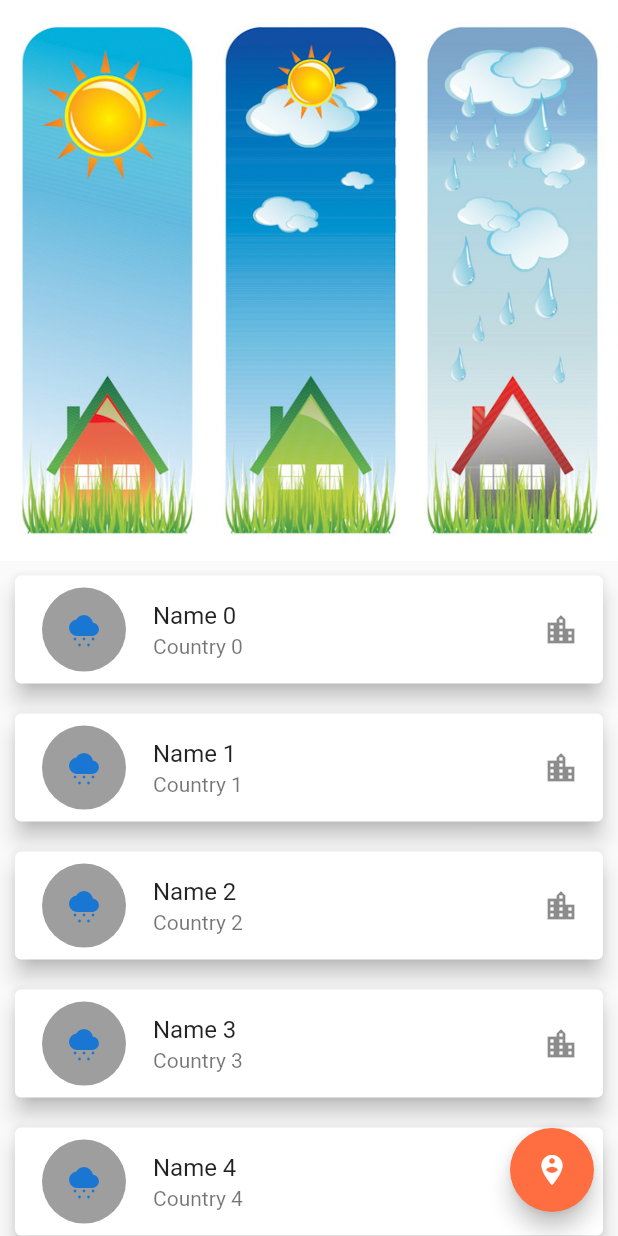
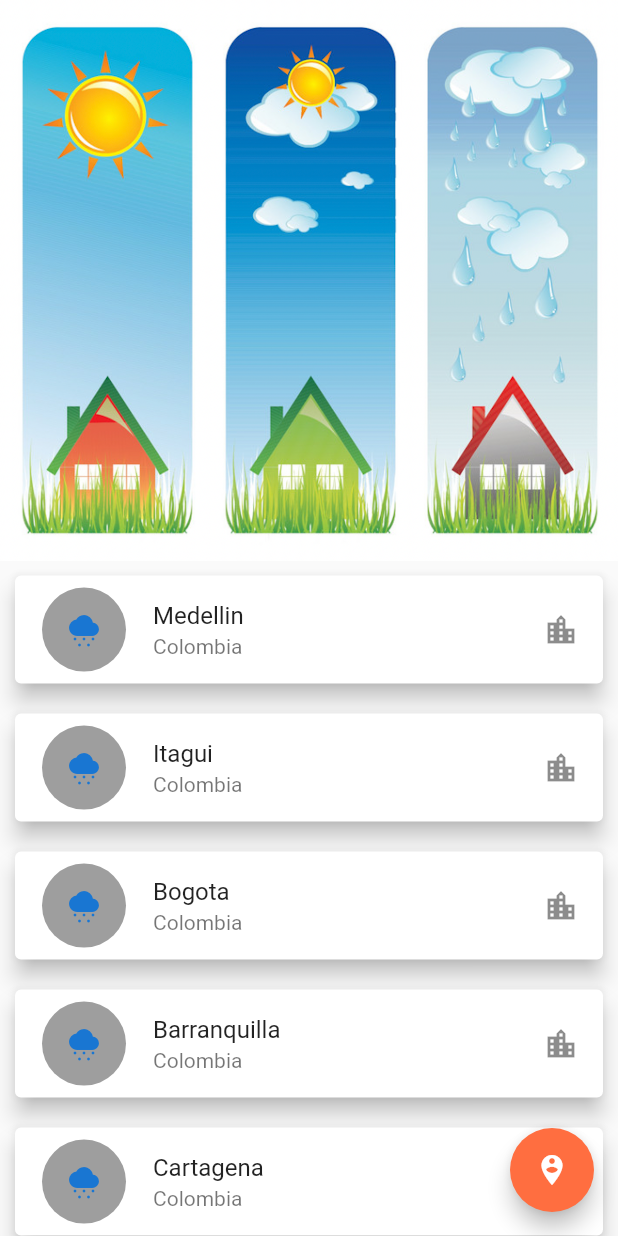
Before and after one commit to jsalazarf27/weather, a Flutter app: the screen it shows after launch, on a phone screen of 412 x 824 dp. Run offline on Flutter 3.47's test engine with Material 2 defaults, Android fonts, the phone set to English and light mode, and no system bars; our stand-ins replace rxdart.

Commit message:
implement list cities from json

```diff
--- /dev/null
+++ b/assets/cities.json
@@ -0,0 +1,38 @@
+[
+    {
+        "city":"Medellin",
+        "country":"Colombia"
+    },
+    {
+        "city":"Itagui",
+        "country":"Colombia"
+    },
+    {
+        "city":"Bogota",
+        "country":"Colombia"
+    },
+    {
+        "city":"Barranquilla",
+        "country":"Colombia"
+    },
+    {
+        "city":"Cartagena",
+        "country":"Colombia"
+    },
+    {
+        "city":"Pereira",
+        "country":"Colombia"
+    },
+    {
+        "city":"Bucaramanga",
+        "country":"Colombia"
+    },
+    {
+        "city":"Pasto",
+        "country":"Colombia"
+    },
+    {
+        "city":"Envigado",
+        "country":"Colombia"
+    }
+]
--- /dev/null
+++ b/lib/models/cities.dart
@@ -0,0 +1,18 @@
+class Cities {
+  String? name;
+  String? country;
+
+  Cities({this.name, this.country});
+
+  Cities.fromJson(Map<String, dynamic> json) {
+    name = json['city'];
+    country = json['country'];
+  }
+
+  Map<String, dynamic> toJson() {
+    final Map<String, dynamic> data = <String, dynamic>{};
+    data['city'] = name;
+    data['country'] = country;
+    return data;
+  }
+}
--- a/lib/models/city.dart
+++ b/lib/models/city.dart
@@ -1,7 +1,5 @@
 class City {
   final String name;
   final String country;
-  final String latitud;
-  final String longitude;
-  City(this.name, this.country, this.latitud, this.longitude);
+  City(this.name, this.country);
 }
--- a/lib/models/weather.dart
+++ b/lib/models/weather.dart
@@ -3,7 +3,7 @@ class WeatherData {
   List<Weather>? weather;
   String? base;
   Main? main;
-  int? visibility;
+  String? visibility;
   Wind? wind;
   Clouds? clouds;
   int? dt;
@@ -38,7 +38,7 @@ class WeatherData {
     }
     base = json['base'];
     main = json['main'] != null ? Main.fromJson(json['main']) : null;
-    visibility = json['visibility'];
+    visibility = json['visibility'].round().toString();
     wind = json['wind'] != null ? Wind.fromJson(json['wind']) : null;
     clouds = json['clouds'] != null ? Clouds.fromJson(json['clouds']) : null;
     dt = json['dt'];
@@ -125,12 +125,12 @@ class Weather {
 }
 
 class Main {
-  int? temp;
-  double? feelsLike;
-  double? tempMin;
-  double? tempMax;
-  int? pressure;
-  int? humidity;
+  String? temp;
+  String? feelsLike;
+  String? tempMin;
+  String? tempMax;
+  String? pressure;
+  String? humidity;
 
   Main(
       {this.temp,
@@ -141,12 +141,12 @@ class Main {
       this.humidity});
 
   Main.fromJson(Map<String, dynamic> json) {
-    temp = json['temp'];
-    feelsLike = json['feels_like'];
-    tempMin = json['temp_min'];
-    tempMax = json['temp_max'];
-    pressure = json['pressure'];
-    humidity = json['humidity'];
+    temp = json['temp'].round().toString();
+    feelsLike = json['feels_like'].round().toString();
+    tempMin = json['temp_min'].round().toString();
+    tempMax = json['temp_max'].round().toString();
+    pressure = json['pressure'].round().toString();
+    humidity = json['humidity'].round().toString();
   }
 
   Map<String, dynamic> toJson() {
@@ -162,14 +162,14 @@ class Main {
 }
 
 class Wind {
-  double? speed;
-  int? deg;
+  String? speed;
+  String? deg;
 
   Wind({this.speed, this.deg});
 
   Wind.fromJson(Map<String, dynamic> json) {
-    speed = json['speed'];
-    deg = json['deg'];
+    speed = json['speed'].round().toString();
+    deg = json['deg'].round().toString();
   }
 
   Map<String, dynamic> toJson() {
--- a/lib/ui/pages/cities_page.dart
+++ b/lib/ui/pages/cities_page.dart
@@ -1,7 +1,10 @@
+import 'dart:convert';
+
 import 'package:flutter/material.dart';
+import 'package:flutter/services.dart';
 
 import '../../bloc/weather_bloc.dart';
-import '../../models/city.dart';
+import '../../models/cities.dart';
 import '../../models/weather.dart';
 import '../../repository/weather_repository.dart';
 import '../widgets/city_card.dart';
@@ -18,15 +21,23 @@ class CitiesPage extends StatefulWidget {
 
 class _CitiesPageState extends State<CitiesPage> {
   late WeatherBloc _weatherBloc;
-  final List<City> _cities = List<City>.generate(
-    20,
-    (i) => City('Name $i', 'Country $i', 'Location $i', 'Location $i'),
-  );
+  List<Cities>? _citiesd;
 
   @override
   void initState() {
     super.initState();
     _weatherBloc = WeatherBloc(weatherRepository: widget.weatherRepository);
+    WidgetsBinding.instance.addPostFrameCallback((_) {
+      _asyncMethod();
+    });
+  }
+
+//Todo:pending implement rxdart
+  _asyncMethod() async {
+    var jsonText = await rootBundle.loadString('assets/cities.json');
+    final jsonResult = json.decode(jsonText).cast<Map<String, dynamic>>();
+    setState(() => _citiesd =
+        jsonResult.map<Cities>((json) => Cities.fromJson(json)).toList());
   }
 
   @override
@@ -38,13 +49,14 @@ class _CitiesPageState extends State<CitiesPage> {
             const Image(image: AssetImage('assets/weather.png')),
             Expanded(
               child: ListView.builder(
-                itemCount: _cities.length,
+                itemCount: _citiesd == null ? 0 : _citiesd!.length,
                 itemBuilder: (context, index) => Card(
                     elevation: 6,
                     margin: const EdgeInsets.all(10),
                     child: CityCard(
-                        city: _cities[index],
-                        onTap: () => _weatherBloc.getWeather(city: "London"))),
+                        city: _citiesd![index],
+                        onTap: () => _weatherBloc.getWeather(
+                            city: _citiesd![index].name!))),
               ),
             )
           ],
--- a/lib/ui/widgets/city_card.dart
+++ b/lib/ui/widgets/city_card.dart
@@ -1,9 +1,8 @@
 import 'package:flutter/material.dart';
-
-import '../../models/city.dart';
+import 'package:weather/models/cities.dart';
 
 class CityCard extends StatelessWidget {
-  final City city;
+  final Cities city;
   final Function() onTap;
   const CityCard({Key? key, required this.city, required this.onTap})
       : super(key: key);
@@ -16,28 +15,10 @@ class CityCard extends StatelessWidget {
         backgroundColor: Colors.grey,
         child: Icon(Icons.cloudy_snowing),
       ),
-      title: Text(city.name),
-      subtitle: Text(city.country),
+      title: Text(city.name!),
+      subtitle: Text(city.country!),
       trailing: const Icon(Icons.location_city),
       onTap: onTap,
     );
   }
 }
-
-abstract class Cities {
-  Widget buildTitle(BuildContext context);
-
-  Widget buildSubtitle(BuildContext context);
-}
-
-class MessageItem implements Cities {
-  final City city;
-
-  MessageItem(this.city);
-
-  @override
-  Widget buildTitle(BuildContext context) => Text(city.name);
-
-  @override
-  Widget buildSubtitle(BuildContext context) => Text(city.country);
-}
--- a/lib/ui/widgets/description_weather.dart
+++ b/lib/ui/widgets/description_weather.dart
@@ -2,7 +2,7 @@ import 'package:flutter/material.dart';
 
 class DescriptionWeather extends StatelessWidget {
   final String main;
-  final int feelLikes;
+  final String feelLikes;
   final String descripton;
 
   const DescriptionWeather(
--- a/lib/ui/widgets/info_weather.dart
+++ b/lib/ui/widgets/info_weather.dart
@@ -3,7 +3,7 @@ import 'package:flutter/material.dart';
 class InfoWeather extends StatelessWidget {
   static const String urlIcons = "http://openweathermap.org/img/wn/";
   final String? iconId;
-  final int tempeture;
+  final String tempeture;
   const InfoWeather({Key? key, this.iconId, required this.tempeture})
       : super(key: key);
 
--- a/pubspec.yaml
+++ b/pubspec.yaml
@@ -61,6 +61,7 @@ flutter:
   # To add assets to your application, add an assets section, like this:
   assets:
     - assets/weather.png
+    - assets/cities.json
   #   - images/a_dot_ham.jpeg
 
   # An image asset can refer to one or more resolution-specific "variants", see
```
Also changed, not shown: lib/ui/pages/weather_page.dart (+4 -4 lines), lib/ui/widgets/details_weather.dart (+6 -6 lines).
